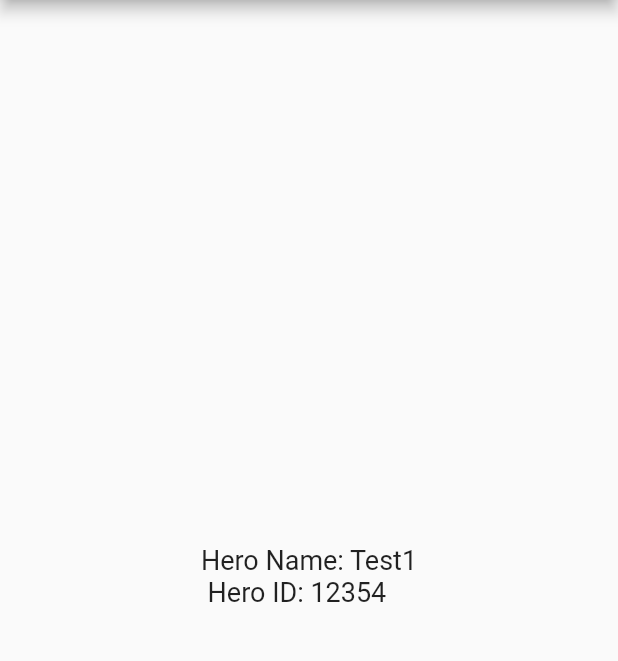
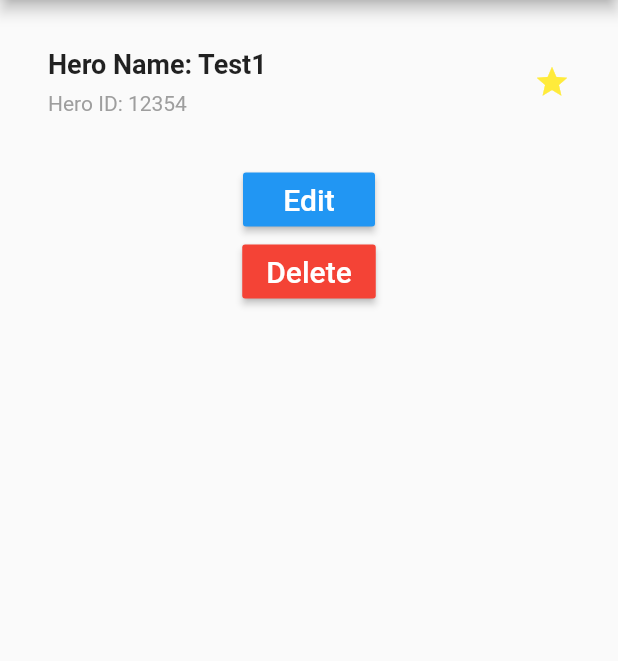
Before and after one commit to PMax5/heroes-app, a Flutter app: the screen it shows after launch, after a tap on the "arrow forward" icon, on a phone screen of 412 x 824 dp, the part 84-745 px from its top. Run offline on Flutter 3.47's test engine with Material 2 defaults, Android fonts, the phone set to English and light mode, and no system bars.

Commit message:
Added buttons and display/layout to heroview.dart.

```diff
--- a/lib/heroview.dart
+++ b/lib/heroview.dart
@@ -6,10 +6,75 @@ import 'hero.dart';
 class HeroView extends StatelessWidget {
 
   SinfoHero hero;
-  final _biggerFont = const TextStyle(fontSize: 18.0);
 
   HeroView(SinfoHero hero) {
     this.hero = hero;
+  }
+
+  Widget _buildTitleSection() {
+    return Container(
+      padding: const EdgeInsets.all(32),
+      child: Row(
+        children: [
+          Expanded(
+            child: Column(
+              crossAxisAlignment: CrossAxisAlignment.start,
+              children: [
+                Container(
+                  padding: const EdgeInsets.only(bottom: 8),
+                  child: Text(
+                    "Hero Name: " + this.hero.getTitle(),
+                    style: TextStyle(
+                      fontWeight: FontWeight.bold,
+                      fontSize: 18.0
+                    ),
+                  ),
+                ),
+                Text(
+                  "Hero ID: " + this.hero.getId().toString(),
+                  style: TextStyle(
+                    color: Colors.grey[500],
+                  ),
+                ),
+              ],
+            ),
+          ),
+          /*3*/
+          Icon(
+            Icons.star,
+            color: Colors.yellow[500],
+          )
+        ],
+      ),
+    );
+  }
+
+  Widget _buildEditButton() {
+    return RaisedButton(
+      color: Colors.blue,
+      onPressed: () {},
+      child: const Text(
+          'Edit',
+          style: TextStyle(
+              fontSize: 20,
+              color: Colors.white
+          )
+      ),
+    );
+  }
+
+  Widget _buildDeleteButton() {
+    return RaisedButton(
+      color: Colors.red,
+      onPressed: () {},
+      child: const Text(
+          'Delete',
+          style: TextStyle(
+              fontSize: 20,
+              color: Colors.white
+          )
+      ),
+    );
   }
 
   @override
@@ -18,14 +83,13 @@ class HeroView extends StatelessWidget {
       appBar: AppBar(
         title: Text('SINFO Hero'),
       ),
-      body: Container(
-          child: Center(
-            child: Text(
-                "Hero Name: " + this.hero.getTitle() + "\n Hero ID: " + this.hero.getId().toString(),
-                style: _biggerFont
-            )
-          )
-      ),
+      body: Column(
+        children: <Widget>[
+          _buildTitleSection(),
+          _buildEditButton(),
+          _buildDeleteButton()
+        ],
+      )
     );
   }
 
```
